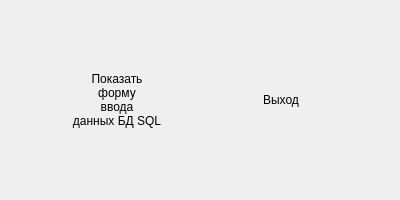
CxxICE/9.3_QT_Designer, file QtDesigner_SQL_Form/mainwindow.ui: the form before one commit.
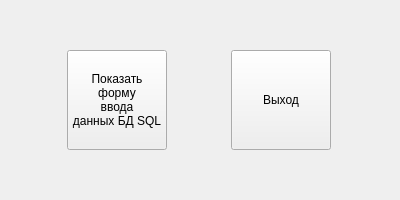
The form after the commit.

Commit message: Commit 1. SetStyleSheet using

```diff
--- a/QtDesigner_SQL_Form/mainwindow.ui
+++ b/QtDesigner_SQL_Form/mainwindow.ui
@@ -93,7 +93,7 @@
        <bool>false</bool>
       </property>
       <property name="flat">
-       <bool>true</bool>
+       <bool>false</bool>
       </property>
      </widget>
     </item>
@@ -130,7 +130,7 @@
        <bool>false</bool>
       </property>
       <property name="flat">
-       <bool>true</bool>
+       <bool>false</bool>
       </property>
      </widget>
     </item>
```
The commit also changes 2 other files.
